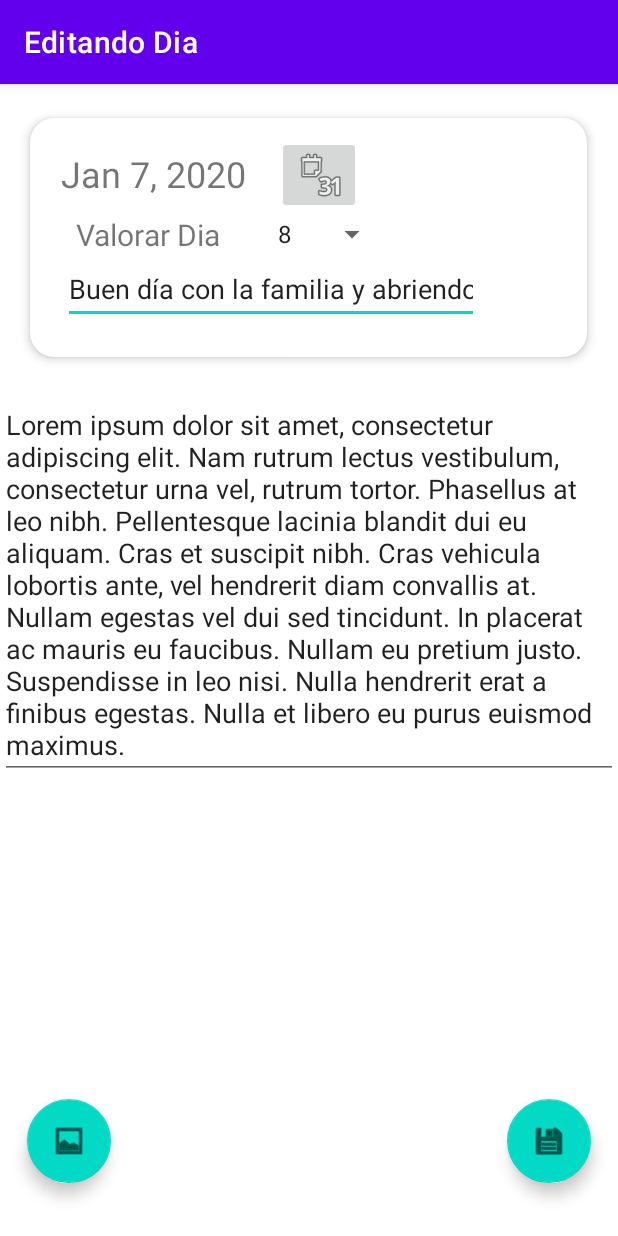
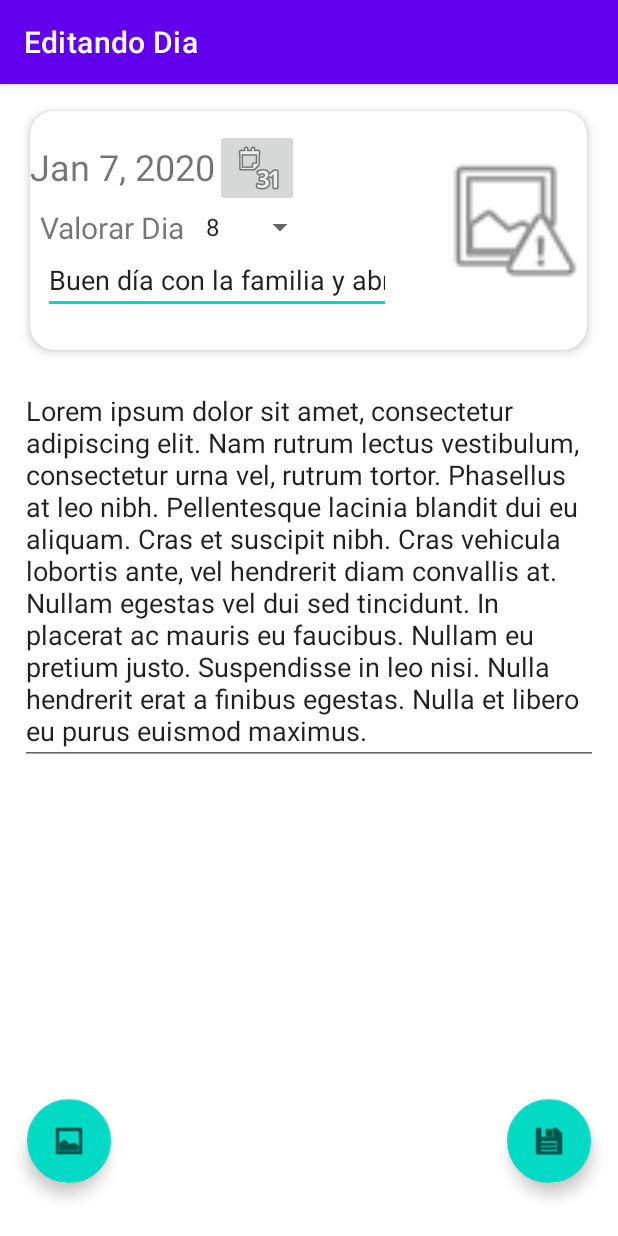
Before and after one commit to sochoa2020tomassolerlinares/Practica5, an Android app: the screen it shows after launch (EdicionDiaActivity), after a tap on "Buen día con la familia y abriendo regal", on a phone screen of 412 x 824 dp. Run offline under Robolectric (Android 15) with nearby library versions, the light colour scheme and no system bars; our stand-ins replace Room's generated code, RxJava; 1 statement that could not run was skipped.

Commit message:
Práctica realizada a falta de comentar código

```diff
--- a/app/src/main/java/net/iessochoa/tomassolerlinares/practica5/adapters/DiarioAdapter.java
+++ b/app/src/main/java/net/iessochoa/tomassolerlinares/practica5/adapters/DiarioAdapter.java
@@ -15,6 +15,10 @@ import net.iessochoa.tomassolerlinares.practica5.R;
 import net.iessochoa.tomassolerlinares.practica5.model.DiaDiario;
 
 import java.util.List;
+
+/**
+ * Clase encargada de
+ */
 
 public class DiarioAdapter extends RecyclerView.Adapter<DiarioAdapter.DiarioViewHolder> {
     private List<DiaDiario> listaDias;
--- a/app/src/main/java/net/iessochoa/tomassolerlinares/practica5/model/DiaDiario.java
+++ b/app/src/main/java/net/iessochoa/tomassolerlinares/practica5/model/DiaDiario.java
@@ -52,7 +52,7 @@ public class DiaDiario implements Parcelable {
         this.valoracionDia = valoracionDia;
         this.resumen = resumen;
         this.contenido = contenido;
-        this.fotoUri = "";
+        this.fotoUri = "android.resource://net.iessochoa.tomassolerlinares.practica5/drawable/ic_menu_report_image";
     }
 
     public int getId() {
--- a/app/src/main/java/net/iessochoa/tomassolerlinares/practica5/ui/EdicionDiaActivity.java
+++ b/app/src/main/java/net/iessochoa/tomassolerlinares/practica5/ui/EdicionDiaActivity.java
@@ -87,7 +87,7 @@ public class EdicionDiaActivity extends AppCompatActivity {
                 }
             }
             if(editDia.getFotoUri()!=null){
-                uriFoto=Uri.parse(dia.getFotoUri());
+                uriFoto=Uri.parse(editDia.getFotoUri());
                 muestraFoto();
             }
 
@@ -168,9 +168,14 @@ public class EdicionDiaActivity extends AppCompatActivity {
     }
 
     private void muestraFoto() {
-        Glide.with(this)
-                .load(uriFoto) // Uri of the picture
-                .into(ivFoto);//imageView
+        if(uriFoto != null){
+            Glide.with(this)
+                    .load(uriFoto) // Uri of the picture
+                    .into(ivFoto);//imageView
+        }else{
+            Uri uri = Uri.parse("android.resource://net.iessochoa.tomassolerlinares.practica5/drawable/ic_menu_report_image");
+            Glide.with(this).load(uri).into(ivFoto);
+        }
     }
 
     private void muestraOpcionesImagen() {
--- a/app/src/main/res/layout/activity_edicion_dia.xml
+++ b/app/src/main/res/layout/activity_edicion_dia.xml
@@ -26,21 +26,20 @@
 
             <ImageView
                 android:id="@+id/ivFoto"
-                android:layout_width="wrap_content"
-                android:layout_height="wrap_content"
+                android:layout_width="101dp"
+                android:layout_height="100dp"
+                android:adjustViewBounds="true"
+                android:scaleType="fitCenter"
                 app:layout_constraintBottom_toBottomOf="parent"
                 app:layout_constraintEnd_toEndOf="parent"
                 app:layout_constraintStart_toEndOf="@+id/spnValoraDia"
                 app:layout_constraintTop_toTopOf="parent"
-                app:srcCompat="@android:drawable/ic_menu_report_image"
-                android:adjustViewBounds="true"
-                android:scaleType="fitCenter"
-                />
+                app:srcCompat="@android:drawable/ic_menu_report_image" />
 
             <EditText
                 android:id="@+id/edtBreveResumen"
-                android:layout_width="277dp"
-                android:layout_height="46dp"
+                android:layout_width="232dp"
+                android:layout_height="44dp"
                 android:layout_marginEnd="20dp"
                 android:layout_marginBottom="10dp"
                 android:ems="10"
@@ -67,7 +66,7 @@
                 android:layout_width="wrap_content"
                 android:layout_height="wrap_content"
                 android:layout_marginTop="10dp"
-                android:layout_marginEnd="100dp"
+                android:layout_marginEnd="90dp"
                 app:layout_constraintBottom_toTopOf="@+id/spnValoraDia"
                 app:layout_constraintEnd_toStartOf="@+id/ivFoto"
                 app:layout_constraintStart_toEndOf="@+id/tvFecha"
@@ -129,8 +128,8 @@
 
     <ScrollView
         android:id="@+id/svDescrpcion"
-        android:layout_width="412dp"
-        android:layout_height="552dp"
+        android:layout_width="385dp"
+        android:layout_height="566dp"
         android:background="#FFFFFF"
         app:layout_constraintBottom_toBottomOf="parent"
         app:layout_constraintEnd_toEndOf="parent"
```
